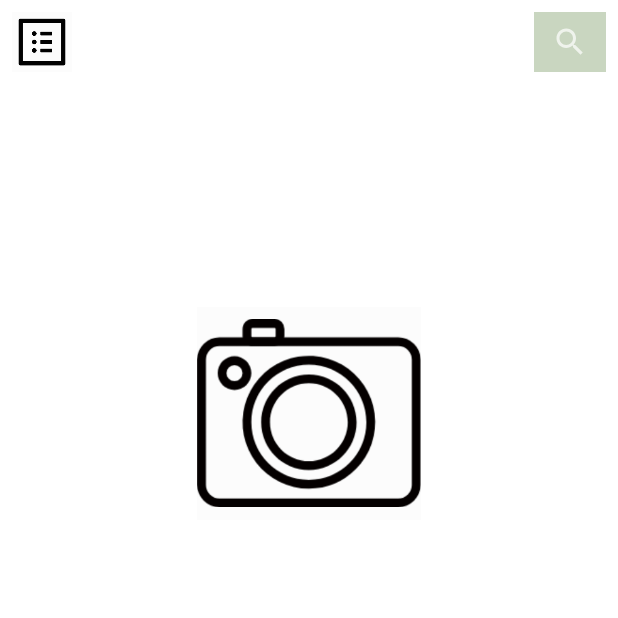
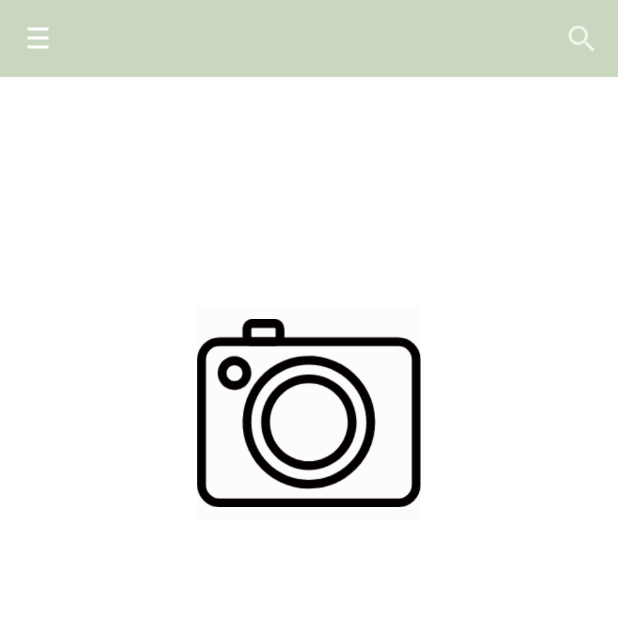
Before and after one commit to LostFrover/Food, an Android app: the HomePage screen opened directly, with no data from a screen before it, on a phone screen of 412 x 824 dp, the top half of it. Run offline under Robolectric (Android 15) with nearby library versions, the phone set to English and light mode, and no system bars.

Commit message:
前端原型基本完成，等加入服务器交互

```diff
--- a/LoginAndSignup/app/src/main/AndroidManifest.xml
+++ b/LoginAndSignup/app/src/main/AndroidManifest.xml
@@ -1,7 +1,6 @@
 <?xml version="1.0" encoding="utf-8"?>
 <manifest xmlns:android="http://schemas.android.com/apk/res/android"
     package="ir.mhkz.loginandsignup">
-
     <application
         android:allowBackup="true"
         android:icon="@mipmap/ic_launcher"
--- a/LoginAndSignup/app/src/main/java/ir/mhkz/loginandsignup/HomePage.java
+++ b/LoginAndSignup/app/src/main/java/ir/mhkz/loginandsignup/HomePage.java
@@ -2,13 +2,19 @@ package ir.mhkz.loginandsignup;
 
 import android.content.Intent;
 import android.graphics.Bitmap;
+import android.graphics.BitmapFactory;
+import android.net.Uri;
 import android.os.Bundle;
+import android.os.Environment;
 import android.provider.MediaStore;
 import android.support.design.widget.FloatingActionButton;
 import android.support.design.widget.Snackbar;
+import android.support.v4.widget.DrawerLayout;
 import android.support.v7.app.AppCompatActivity;
+import android.support.v7.widget.RecyclerView;
 import android.support.v7.widget.Toolbar;
 import android.text.TextUtils;
+import android.view.Gravity;
 import android.view.View;
 import android.widget.ArrayAdapter;
 import android.widget.ImageButton;
@@ -16,63 +22,73 @@ import android.widget.ImageView;
 import android.widget.ListView;
 import android.widget.SearchView;
 import android.widget.Toast;
+import java.io.File;
+import java.io.FileInputStream;
+import java.io.FileOutputStream;
+import java.io.FileNotFoundException;
+import java.io.IOException;
+
+import static android.provider.MediaStore.EXTRA_OUTPUT;
 
 public class HomePage extends AppCompatActivity {
     private SearchView searchView;
-    private ListView listView;
     private static int REQ_1 = 1;
-    ImageView mImageView ;
+    private ImageView mImageView;
+
     @Override
     protected void onCreate(Bundle savedInstanceState) {
         super.onCreate(savedInstanceState);
         setContentView(R.layout.activity_home_page);
-        ImageButton cameraBtn,homeDtlBtn;
+        ImageButton cameraBtn, homeDtlBtn;
         cameraBtn = findViewById(R.id.cameraBtn);
         homeDtlBtn = findViewById(R.id.homeDtlBtn);
-
+        final DrawerLayout sidemenu =findViewById(R.id.drawer_layout);
 
         mImageView = findViewById(R.id.imageView);
-        //搜索框
-        searchView = (SearchView)findViewById(R.id.searchView);
+
+        searchView = (SearchView) findViewById(R.id.searchView);
         searchView.setSubmitButtonEnabled(true);
         //为SearchView设置监听器
         searchView.setOnQueryTextListener(new SearchView.OnQueryTextListener() {
             //单击搜索是激发该方法
             public boolean onQueryTextSubmit(String newtext) {
                 //todo
-
-
                 return false;
             }
+
             // 用户输入文字激发该方法
             public boolean onQueryTextChange(String newtext) {
                 //todo
-
-
                 return false;
             }
         });
 
+        homeDtlBtn.setOnClickListener(new View.OnClickListener() {
+            @Override
+            public void onClick(View view) {
+                sidemenu.openDrawer(Gravity.LEFT);
+            }
+        });
 
-        cameraBtn.setOnClickListener(new View.OnClickListener(){
+        cameraBtn.setOnClickListener(new View.OnClickListener() {
             @Override
-            public void onClick(View view){
+            public void onClick(View view) {
                 Intent intent = new Intent(MediaStore.ACTION_IMAGE_CAPTURE);//调用系统camera
-                startActivityForResult(intent,REQ_1);
+                startActivityForResult(intent, REQ_1);
             }
         });
     }
+
     @Override
-    protected void onActivityResult(int requestCode,int resultCode,Intent data){
-        super.onActivityResult(requestCode,resultCode,data);
+    protected void onActivityResult(int requestCode, int resultCode, Intent data) {
+        super.onActivityResult(requestCode, resultCode, data);
 
-        if(resultCode == RESULT_OK){
-            if(requestCode == REQ_1){
+        if (resultCode == RESULT_OK) {
+            if (requestCode == REQ_1) {
                 Bundle bundle = data.getExtras();//获得图片的二进制流
-                Bitmap bitmap = (Bitmap)bundle.get("data");
+                Bitmap bitmap = (Bitmap) bundle.get("data");
                 mImageView.setImageBitmap(bitmap);
             }
         }
     }
-
 }
--- a/LoginAndSignup/app/src/main/java/ir/mhkz/loginandsignup/MainActivity.java
+++ b/LoginAndSignup/app/src/main/java/ir/mhkz/loginandsignup/MainActivity.java
@@ -81,7 +81,7 @@ public class MainActivity extends AppCompatActivity {
                     Snackbar snackbar = Snackbar.make(view, "输入有误",
                             Snackbar.LENGTH_LONG);
                     View snackbarView = snackbar.getView();
-                    snackbarView.setBackgroundColor(getResources().getColor(R.color.red));
+                    snackbarView.setBackgroundColor(getResources().getColor(R.color.wrong));
                     snackbar.show();
                     txtInLayoutUsername.setError("用户名不可为空");
                 } else {
@@ -92,7 +92,7 @@ public class MainActivity extends AppCompatActivity {
                     Snackbar snackbar = Snackbar.make(view, "输入有误",
                             Snackbar.LENGTH_LONG);
                     View snackbarView = snackbar.getView();
-                    snackbarView.setBackgroundColor(getResources().getColor(R.color.red));
+                    snackbarView.setBackgroundColor(getResources().getColor(R.color.wrong));
                     snackbar.show();
                     txtInLayoutPassword.setError("密码不可为空");
                 } else {
@@ -104,11 +104,9 @@ public class MainActivity extends AppCompatActivity {
                     editor.putString("Name",remname).commit();
                     editor.putString("Password",rempassword).commit();
                     editor.putBoolean("remember_password",true).commit();
-                    Toast.makeText(MainActivity.this,"保存",Toast.LENGTH_SHORT).show();
                 }
                 else {
                     editor.clear();
-                    Toast.makeText(MainActivity.this,"清除",Toast.LENGTH_SHORT).show();
                 }
                 editor.apply();
 
--- a/LoginAndSignup/app/src/main/res/layout/activity_home_page.xml
+++ b/LoginAndSignup/app/src/main/res/layout/activity_home_page.xml
@@ -5,10 +5,14 @@
     android:id="@+id/drawer_layout"
     android:layout_width="match_parent"
     android:layout_height="match_parent"
+    android:layout_gravity="right"
     android:fitsSystemWindows="true"
+    android:foregroundGravity="right"
+    app:layout_anchorGravity="right"
     tools:openDrawer="start">
 
-    <include layout="@layout/content_home_page"
+    <include
+        layout="@layout/content_home_page"
         android:layout_width="match_parent"
         android:layout_height="match_parent" />
 
@@ -18,8 +22,8 @@
         android:layout_width="wrap_content"
         android:layout_height="match_parent"
         android:layout_gravity="start"
-        android:fitsSystemWindows="true"
+        android:background="#ededed"
         app:headerLayout="@layout/sidemenuhead"
-        app:menu="@menu/sidemenu"/>
+        app:menu="@menu/sidemenu" />
 
 </android.support.v4.widget.DrawerLayout>
--- a/LoginAndSignup/app/src/main/res/layout/content_home_page.xml
+++ b/LoginAndSignup/app/src/main/res/layout/content_home_page.xml
@@ -39,10 +39,11 @@
 
     <ImageView
         android:id="@+id/imageView"
-        android:layout_width="200dp"
-        android:layout_height="200dp"
+        android:layout_width="wrap_content"
+        android:layout_height="wrap_content"
         android:layout_marginStart="8dp"
         android:layout_marginEnd="8dp"
+        android:layout_marginBottom="40dp"
         app:layout_constraintBottom_toBottomOf="parent"
         app:layout_constraintEnd_toEndOf="parent"
         app:layout_constraintHorizontal_bias="0.5"
@@ -50,23 +51,22 @@
         app:srcCompat="?attr/actionBarDivider" />
 
     <LinearLayout
-        android:layout_width="0dp"
-        android:layout_height="wrap_content"
-        android:layout_marginStart="8dp"
-        android:layout_marginTop="8dp"
-        android:layout_marginEnd="8dp"
+        android:layout_width="match_parent"
+        android:layout_height="51dp"
+        android:layout_marginEnd="0dp"
+        android:background="@color/gray"
         android:baselineAligned="false"
         app:layout_constraintEnd_toEndOf="parent"
+        app:layout_constraintHorizontal_bias="0.5"
         app:layout_constraintStart_toStartOf="parent"
         app:layout_constraintTop_toTopOf="parent">
 
         <ImageButton
             android:id="@+id/homeDtlBtn"
-            android:layout_width="40dp"
-            android:layout_height="40dp"
-            android:layout_marginStart="0dp"
-            android:layout_marginTop="0dp"
-            android:background="@color/cardview_shadow_end_color"
+            android:layout_width="50dp"
+            android:layout_height="50dp"
+            android:layout_weight="0"
+            android:background="@color/gray"
             android:scaleType="centerInside"
             app:srcCompat="@drawable/detail" />
 
@@ -80,6 +80,7 @@
             android:layout_width="wrap_content"
             android:layout_height="match_parent"
             android:background="@color/gray"
+            android:divider="@drawable/search"
             android:queryHint="在此处输入搜索内容">
 
         </SearchView>
--- a/LoginAndSignup/app/src/main/res/values/colors.xml
+++ b/LoginAndSignup/app/src/main/res/values/colors.xml
@@ -2,10 +2,10 @@
 <resources>
     <color name="colorPrimary">#99AD36</color>
     <color name="colorPrimaryDark">#78AD26</color>
-    <color name="colorAccent">#FF4081</color>
+    <color name="colorAccent">#99AD36</color>
     <color name="white">#FFFFFF</color>
     <color name="gray">#C9D6C0</color>
     <color name="black">#000000</color>
     <color name="yellow">#FBE544</color>
-    <color name="red">#B71C1C</color>
+    <color name="wrong">#BFE45D</color>
 </resources>
```
Also changed, not shown: LoginAndSignup/app/src/main/res/layout/activity_main.xml (+10 -5 lines), LoginAndSignup/app/src/main/res/drawable/detail.png, LoginAndSignup/app/src/main/res/drawable/search.png.
